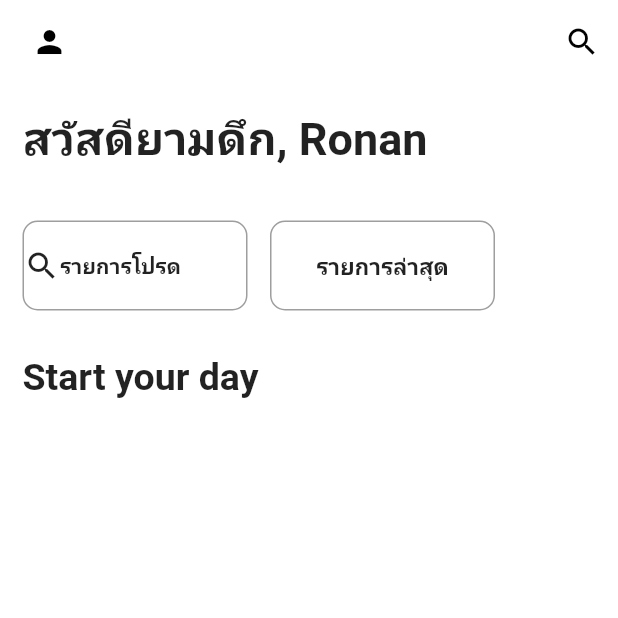
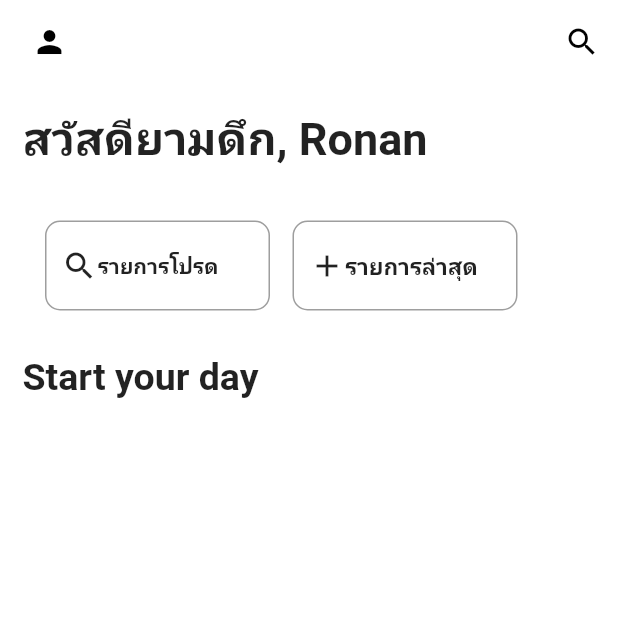
Before and after one commit to Zombie9904/MINEFUL, a Flutter app: the Home screen opened directly, on a phone screen of 412 x 824 dp, the top half of it. Run offline on Flutter 3.47's test engine with Material 2 defaults, Android fonts, the light colour scheme and no system bars.

Commit message:
Co-authored-by: IchiZero10 <IchiZero10@users.noreply.github.com>

```diff
--- a/lib/Pages/Sign In.dart
+++ b/lib/Pages/Sign In.dart
@@ -128,7 +128,7 @@ class _SignInState extends State<SignIn> {
                             ),
                           ),
                           SizedBox(
-                            height: 20,
+                            height: 30,
                           ),
                           GestureDetector(
                             onTap: () {
--- a/lib/screen/Home.dart
+++ b/lib/screen/Home.dart
@@ -33,7 +33,8 @@ class _HomeState extends State<Home> {
           )
         ],
       ),
-      body: Column(
+      body: SingleChildScrollView(
+        child: Column(
           crossAxisAlignment: CrossAxisAlignment.start,
           children: [
             Padding(
@@ -48,6 +49,9 @@ class _HomeState extends State<Home> {
             ),
             Row(
               children: [
+                SizedBox(
+                  width: 15,
+                ),
                 Padding(
                   padding: const EdgeInsets.all(15.0),
                   child: InkWell(
@@ -60,6 +64,9 @@ class _HomeState extends State<Home> {
                           borderRadius: BorderRadius.circular(10)),
                       child: Row(
                         children: [
+                          SizedBox(
+                            width: 10,
+                          ),
                           Icon(Icons.search),
                           Text(
                             "รายการโปรด",
@@ -82,9 +89,18 @@ class _HomeState extends State<Home> {
                     decoration: BoxDecoration(
                         border: Border.all(color: Colors.grey),
                         borderRadius: BorderRadius.circular(10)),
-                  child: Text(
+                    child: Row(
+                      children: [
+                        SizedBox(
+                          width: 10,
+                        ),
+                        Icon(Icons.add),
+                        Text(
                           "รายการล่าสุด",
-                    style: TextStyle(fontWeight: FontWeight.bold, fontSize: 15),
+                          style: TextStyle(
+                              fontWeight: FontWeight.bold, fontSize: 15),
+                        ),
+                      ],
                     ),
                   ),
                   onTap: () {
@@ -103,7 +119,7 @@ class _HomeState extends State<Home> {
             )
           ],
         ),
+      ),
     );
   }
 }
-//hello
```
Lines whose indentation alone changed are shown as unchanged.
